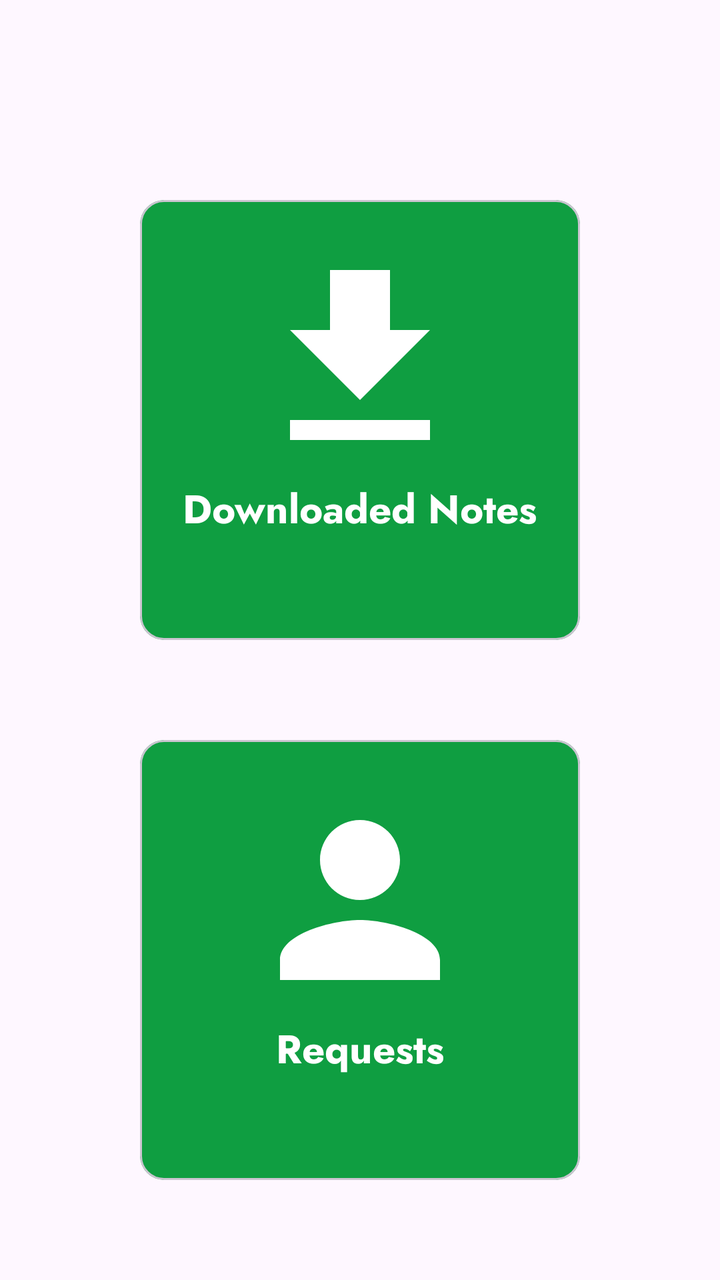
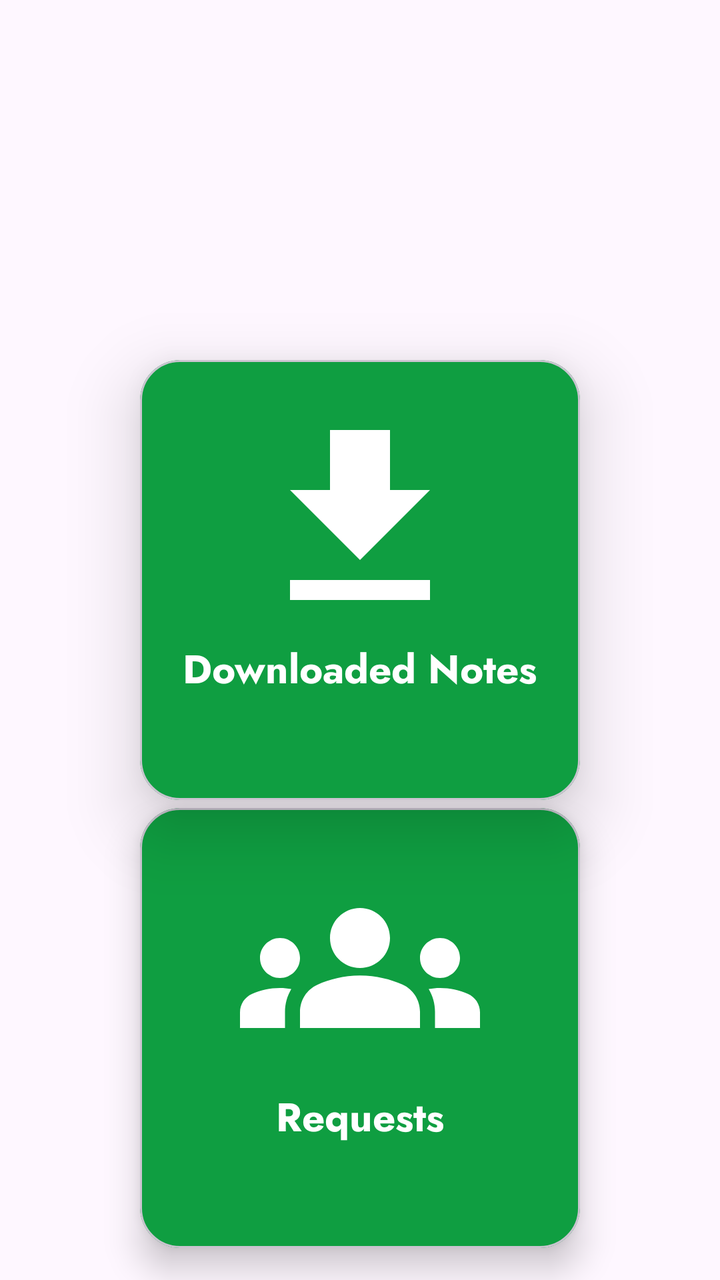

Before-and-after screenshots of an Android layout around one commit, followed by the original layout XML and the change that was made.
<!-- AndroidManifest.xml: application theme Theme.LessonMaker -->
<!-- res/layout/activity_student_nav_bar.xml -->
<?xml version="1.0" encoding="utf-8"?>
<androidx.constraintlayout.widget.ConstraintLayout xmlns:android="http://schemas.android.com/apk/res/android"
    xmlns:app="http://schemas.android.com/apk/res-auto"
    xmlns:tools="http://schemas.android.com/tools"
    android:id="@+id/main"
    android:layout_width="match_parent"
    android:layout_height="match_parent"
    tools:context=".Model.StudentNavBar">

    <com.google.android.material.card.MaterialCardView
        android:id="@+id/DownloadedNotes"
        android:layout_width="220dp"
        android:layout_height="220dp"
        android:layout_marginTop="100dp"
        android:backgroundTint="@color/biitGreen"
        app:layout_constraintEnd_toEndOf="parent"
        app:layout_constraintStart_toStartOf="parent"
        app:layout_constraintTop_toTopOf="parent">

        <LinearLayout
            android:layout_width="match_parent"
            android:layout_height="match_parent"
            android:layout_gravity="fill_horizontal"
            android:orientation="vertical"
            android:padding="20dp">

            <ImageView
                android:layout_width="wrap_content"
                android:layout_height="wrap_content"
                android:layout_gravity="center_horizontal"
                android:src="@drawable/baseline_download_24_navbar" />


            <TextView
                android:layout_width="wrap_content"
                android:layout_height="wrap_content"
                android:layout_gravity="center_horizontal"
                android:fontFamily="@font/jost_bold"
                android:text="@string/downloaded_notes"
                android:textColor="@color/white"
                android:textSize="20sp"
                android:textStyle="bold" />


        </LinearLayout>


    </com.google.android.material.card.MaterialCardView>


    <com.google.android.material.card.MaterialCardView
        android:id="@+id/Requests"
        android:layout_width="220dp"
        android:layout_height="220dp"
        android:backgroundTint="@color/biitGreen"
        app:layout_constraintBottom_toBottomOf="parent"
        app:layout_constraintEnd_toEndOf="@+id/DownloadedNotes"
        app:layout_constraintStart_toStartOf="@+id/DownloadedNotes"
        app:layout_constraintTop_toBottomOf="@+id/DownloadedNotes">

        <LinearLayout
            android:layout_width="match_parent"
            android:layout_height="match_parent"
            android:layout_gravity="fill_horizontal"
            android:orientation="vertical"
            android:padding="20dp">

            <ImageView
                android:layout_width="wrap_content"
                android:layout_height="wrap_content"
                android:layout_gravity="center_horizontal"
                android:src="@drawable/baseline_person_24_navbar" />


            <TextView
                android:layout_width="wrap_content"
                android:layout_height="wrap_content"
                android:layout_gravity="center_horizontal"
                android:fontFamily="@font/jost_bold"
                android:text="@string/requests"
                android:textColor="@color/white"
                android:textSize="20sp"
                android:textStyle="bold" />


        </LinearLayout>


    </com.google.android.material.card.MaterialCardView>

</androidx.constraintlayout.widget.ConstraintLayout>
<!-- resources referenced by this layout -->
<resources>
  <color name="biitGreen">#0F9E41</color>
  <color name="white">#FFFFFFFF</color>
  <!-- drawable baseline_download_24_navbar (drawable) -->
  <vector xmlns:android="http://schemas.android.com/apk/res/android" android:height="120dp" android:tint="#FFFFFF" android:viewportHeight="24" android:viewportWidth="24" android:width="120dp">
        
      <path android:fillColor="@android:color/white" android:pathData="M5,20h14v-2H5V20zM19,9h-4V3H9v6H5l7,7L19,9z"/>
      
  </vector>
  <!-- drawable baseline_person_24_navbar (drawable) -->
  <vector xmlns:android="http://schemas.android.com/apk/res/android" android:height="120dp" android:tint="#FFFFFF" android:viewportHeight="24" android:viewportWidth="24" android:width="120dp">
        
      <path android:fillColor="@android:color/white" android:pathData="M12,12c2.21,0 4,-1.79 4,-4s-1.79,-4 -4,-4 -4,1.79 -4,4 1.79,4 4,4zM12,14c-2.67,0 -8,1.34 -8,4v2h16v-2c0,-2.66 -5.33,-4 -8,-4z"/>
      
  </vector>
  <string name="downloaded_notes">Downloaded Notes</string>
  <string name="requests">Requests</string>
  <style name="Theme.LessonMaker" parent="Base.Theme.LessonMaker" />
  <style name="Base.Theme.LessonMaker" parent="Theme.Material3.DayNight.NoActionBar">
          
          
      </style>
</resources>

<!-- the commit's change to res/layout/activity_student_nav_bar.xml (unified diff, before → after) -->
@@ -5,17 +5,20 @@
     android:id="@+id/main"
     android:layout_width="match_parent"
     android:layout_height="match_parent"
-    tools:context=".Model.StudentNavBar">
+    tools:context=".StudentNavBar"
+    android:layout_gravity="center_vertical">
 
     <com.google.android.material.card.MaterialCardView
-        android:id="@+id/DownloadedNotes"
+        android:id="@+id/DownloadedNotesButton"
         android:layout_width="220dp"
         android:layout_height="220dp"
-        android:layout_marginTop="100dp"
+        android:layout_marginTop="180dp"
         android:backgroundTint="@color/biitGreen"
         app:layout_constraintEnd_toEndOf="parent"
         app:layout_constraintStart_toStartOf="parent"
-        app:layout_constraintTop_toTopOf="parent">
+        app:layout_constraintTop_toTopOf="parent"
+        app:cardElevation="20dp"
+        app:cardCornerRadius="20dp">
 
         <LinearLayout
             android:layout_width="match_parent"
@@ -52,11 +55,14 @@
         android:id="@+id/Requests"
         android:layout_width="220dp"
         android:layout_height="220dp"
+        app:layout_constraintVertical_bias="0.2"
         android:backgroundTint="@color/biitGreen"
         app:layout_constraintBottom_toBottomOf="parent"
-        app:layout_constraintEnd_toEndOf="@+id/DownloadedNotes"
-        app:layout_constraintStart_toStartOf="@+id/DownloadedNotes"
-        app:layout_constraintTop_toBottomOf="@+id/DownloadedNotes">
+        app:layout_constraintEnd_toEndOf="@+id/DownloadedNotesButton"
+        app:layout_constraintStart_toStartOf="@+id/DownloadedNotesButton"
+        app:layout_constraintTop_toBottomOf="@+id/DownloadedNotesButton"
+        app:cardElevation="10dp"
+        app:cardCornerRadius="20dp">
 
         <LinearLayout
             android:layout_width="match_parent"
<!-- resource entries referenced after the edit -->
@@ -11,7 +11,7 @@
   <!-- drawable baseline_person_24_navbar (drawable) -->
   <vector xmlns:android="http://schemas.android.com/apk/res/android" android:height="120dp" android:tint="#FFFFFF" android:viewportHeight="24" android:viewportWidth="24" android:width="120dp">
         
-      <path android:fillColor="@android:color/white" android:pathData="M12,12c2.21,0 4,-1.79 4,-4s-1.79,-4 -4,-4 -4,1.79 -4,4 1.79,4 4,4zM12,14c-2.67,0 -8,1.34 -8,4v2h16v-2c0,-2.66 -5.33,-4 -8,-4z"/>
+      <path android:fillColor="@android:color/white" android:pathData="M12,12.75c1.63,0 3.07,0.39 4.24,0.9c1.08,0.48 1.76,1.56 1.76,2.73L18,18H6l0,-1.61c0,-1.18 0.68,-2.26 1.76,-2.73C8.93,13.14 10.37,12.75 12,12.75zM4,13c1.1,0 2,-0.9 2,-2c0,-1.1 -0.9,-2 -2,-2s-2,0.9 -2,2C2,12.1 2.9,13 4,13zM5.13,14.1C4.76,14.04 4.39,14 4,14c-0.99,0 -1.93,0.21 -2.78,0.58C0.48,14.9 0,15.62 0,16.43V18l4.5,0v-1.61C4.5,15.56 4.73,14.78 5.13,14.1zM20,13c1.1,0 2,-0.9 2,-2c0,-1.1 -0.9,-2 -2,-2s-2,0.9 -2,2C18,12.1 18.9,13 20,13zM24,16.43c0,-0.81 -0.48,-1.53 -1.22,-1.85C21.93,14.21 20.99,14 20,14c-0.39,0 -0.76,0.04 -1.13,0.1c0.4,0.68 0.63,1.46 0.63,2.29V18l4.5,0V16.43zM12,6c1.66,0 3,1.34 3,3c0,1.66 -1.34,3 -3,3s-3,-1.34 -3,-3C9,7.34 10.34,6 12,6z"/>
       
   </vector>
   <string name="downloaded_notes">Downloaded Notes</string>
